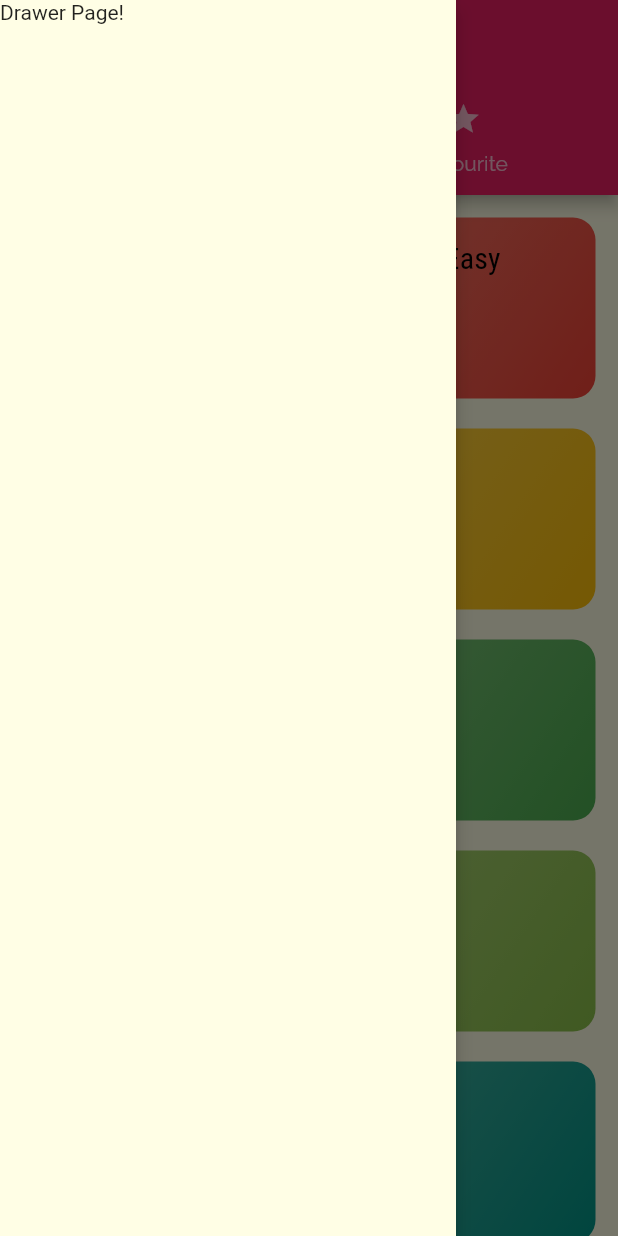
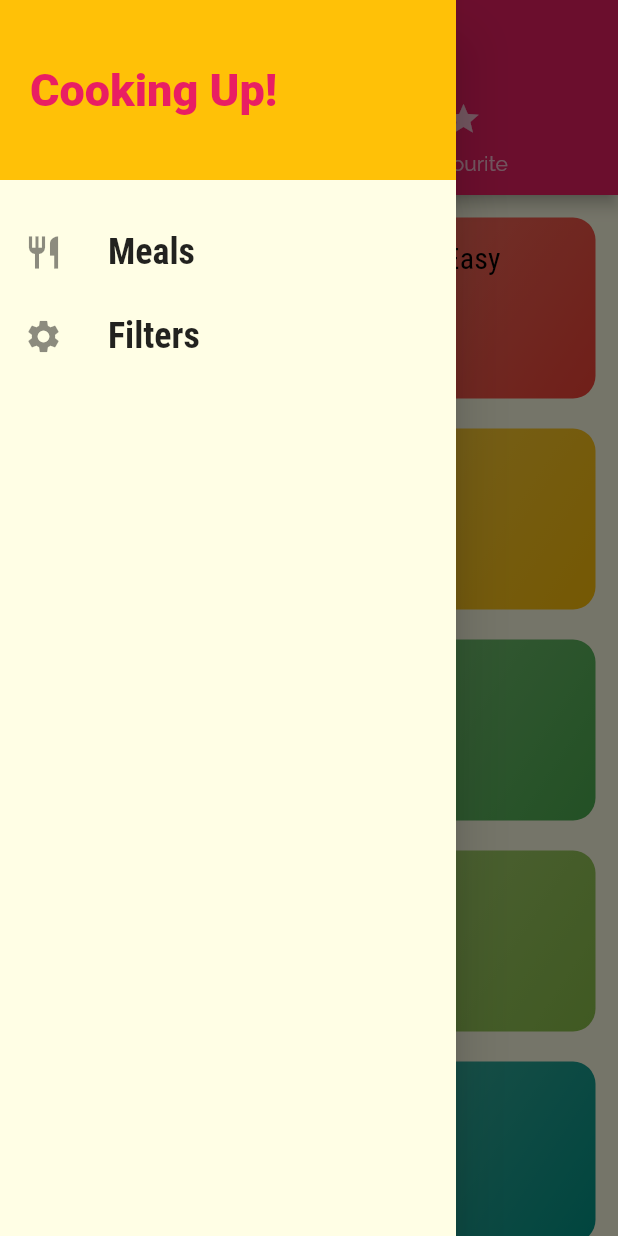
Before and after one commit to megharajsalagar/Meals-App, a Flutter app: the screen it shows after launch, with the side drawer open, on a phone screen of 412 x 824 dp. Run offline on Flutter 3.47's test engine with Material 2 defaults, Android fonts, the phone set to English and light mode, and no system bars.

Commit message:
Food Filters
Implemented food filters using SwitchListTile widget

```diff
--- a/lib/Widgets/main_drawer.dart
+++ b/lib/Widgets/main_drawer.dart
@@ -1,16 +1,53 @@
 import 'package:flutter/material.dart';
 import 'package:flutter/src/foundation/key.dart';
 import 'package:flutter/src/widgets/framework.dart';
+import 'package:meals/screens/filters_screen.dart';
 
 class MainDrawer extends StatelessWidget {
-  const MainDrawer({Key? key}) : super(key: key);
+  //const MainDrawer({Key? key}) : super(key: key);
+
+  Widget buildListTile(BuildContext context,String title, IconData icon, String tapHandler) {
+    return ListTile(
+      leading: Icon(
+        icon,
+        size: 26,
+      ),
+      title: Text(
+        title,
+        style: TextStyle(
+            fontFamily: 'RobotoCondensed',
+            fontSize: 24,
+            fontWeight: FontWeight.bold),
+      ),
+      onTap: ()=> Navigator.of(context).pushReplacementNamed(tapHandler),
+    );
+  }
 
   @override
   Widget build(BuildContext context) {
     return Drawer(
       child: Column(
         children: [
+          Container(
+            height: 120,
+            width: double.infinity,
+            padding: EdgeInsets.all(20),
+            alignment: Alignment.centerLeft,
+            color: Theme.of(context).accentColor,
+            child: Text("Cooking Up!",
+                style: TextStyle(
+                    fontWeight: FontWeight.w900,
+                    fontSize: 30,
+                    color: Theme.of(context).primaryColor)),
+          ),
 
+          SizedBox(
+            height: 20,
+          ),
+
+          buildListTile(context,"Meals", Icons.restaurant,"/"),
+
+          buildListTile(context,"Filters", Icons.settings,FiltersScreen.routeName),
         ],
       ),
     );
--- a/lib/main.dart
+++ b/lib/main.dart
@@ -1,19 +1,57 @@
+import 'package:flutter/cupertino.dart';
 import 'package:flutter/material.dart';
+import 'package:meals/dummy_data.dart';
 import 'package:meals/models/category.dart';
+import 'package:meals/screens/filters_screen.dart';
 import 'package:meals/screens/meal_detail_screen.dart';
 
 import 'screens/categories_screen.dart';
 import './screens/tabs_screen.dart';
 import './screens/category_meals_screen.dart';
-
+import './models/Meal.dart';
+import '';
 void main() {
   runApp(const MyApp());
 }
 
-class MyApp extends StatelessWidget {
+class MyApp extends StatefulWidget {
   const MyApp({Key? key}) : super(key: key);
 
+  @override
+  State<MyApp> createState() => _MyAppState();
+}
+
+class _MyAppState extends State<MyApp> {
   // This widget is the root of your application.
+  Map<String,bool> _filters ={
+    'Gluten':false,
+    'Lactose':false,
+    'Vegan':false,
+    'Vegitarian':false
+  };
+
+  List<Meal> _availableMeals = DUMMY_MEALS;
+
+  void Function()? _setFilters(Map<String,bool> _filterData){
+      setState(() {
+        _filters =_filterData;
+        _availableMeals = DUMMY_MEALS.where((meal){
+            if(_filters['Gluten']!=null  && !meal.isGlutenFree){
+              return false;
+            }
+             if(_filters['Lactose']!=null  && !meal.isLactoseFree){
+              return false;
+            }
+             if(_filters['Vegan']!=null  && !meal.isVegan){
+              return false;
+            }
+             if(_filters['Vegitarian']!=null  && !meal.isVegetarian){
+              return false;
+            }
+            return true;
+        }).toList();
+      });
+  }
   @override
   Widget build(BuildContext context) {
     return MaterialApp(
@@ -32,8 +70,9 @@ class MyApp extends StatelessWidget {
       initialRoute: '/',
       routes: {
         '/': (context) => TabScreen(),
-        CategoryMealsScreen.routeName: (context) => CategoryMealsScreen(),
+        CategoryMealsScreen.routeName: (context) => CategoryMealsScreen(_availableMeals),
         MealDetailScreen.routeName: (context) => MealDetailScreen(),
+        FiltersScreen.routeName:(context)=>FiltersScreen(_filters,_setFilters)
       },
       onUnknownRoute: (settings) => MaterialPageRoute(
         builder: (context) => CategoriesScreen(),
@@ -41,43 +80,3 @@ class MyApp extends StatelessWidget {
     );
   }
 }
-
-class MyHomePage extends StatefulWidget {
-  const MyHomePage({Key? key, required this.title}) : super(key: key);
-
-  // This widget is the home page of your application. It is stateful, meaning
-  // that it has a State object (defined below) that contains fields that affect
-  // how it looks.
-
-  // This class is the configuration for the state. It holds the values (in this
-  // case the title) provided by the parent (in this case the App widget) and
-  // used by the build method of the State. Fields in a Widget subclass are
-  // always marked "final".
-
-  final String title;
-
-  @override
-  State<MyHomePage> createState() => _MyHomePageState();
-}
-
-class _MyHomePageState extends State<MyHomePage> {
-  @override
-  Widget build(BuildContext context) {
-    // This method is rerun every time setState is called, for instance as done
-    // by the _incrementCounter method above.
-    //
-    // The Flutter framework has been optimized to make rerunning build methods
-    // fast, so that you can just rebuild anything that needs updating rather
-    // than having to individually change instances of widgets.
-    return Scaffold(
-      appBar: AppBar(
-        // Here we take the value from the MyHomePage object that was created by
-        // the App.build method, and use it to set our appbar title.
-        title: Text(widget.title),
-      ),
-      body: Center(
-          child: Text(
-              'Navigation Time!')), // This trailing comma makes auto-formatting nicer for build methods.
-    );
-  }
-}
--- a/lib/screens/tabs_screen.dart
+++ b/lib/screens/tabs_screen.dart
@@ -1,6 +1,8 @@
 import 'package:flutter/material.dart';
+import 'package:meals/Widgets/main_drawer.dart';
 import 'package:meals/screens/categories_screen.dart';
 import './favourites_screen.dart';
+
 class TabScreen extends StatefulWidget {
   const TabScreen({Key? key}) : super(key: key);
 
@@ -29,7 +31,7 @@ class _TabScreenState extends State<TabScreen> {
             ],
           ),
         ),
-        drawer: Drawer(elevation: 5,child: Text("Drawer Page!"),),
+        drawer: MainDrawer(),
         body: TabBarView(
           children: [
             CategoriesScreen(),
```
Also changed, not shown: lib/screens/category_meals_screen.dart (+9 -2 lines), lib/screens/filters_screen.dart (added, +106 -0 lines).
